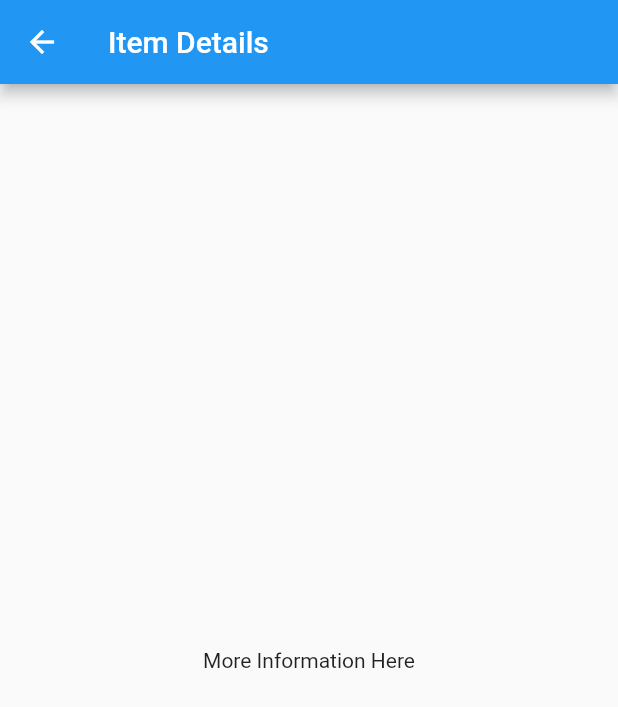
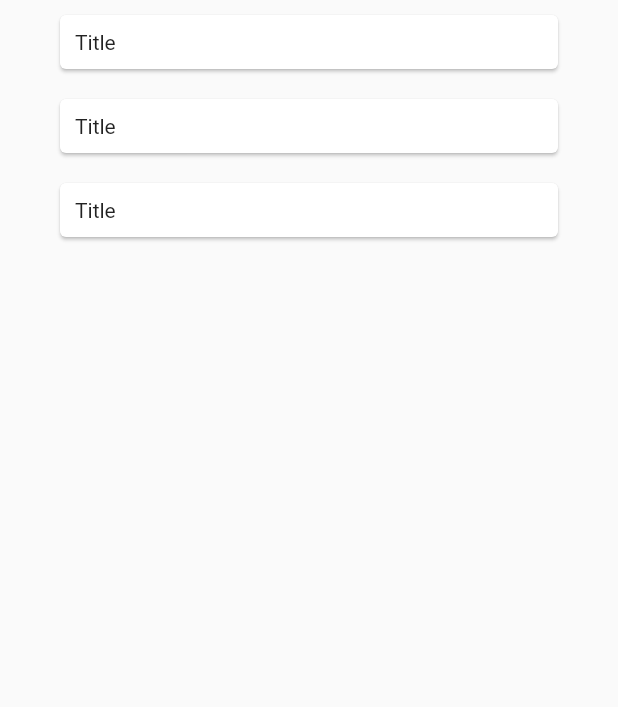
Before and after one commit to kerero/daily, a Flutter app: the TasksList widget shown alone on an empty page, opened directly, on a phone screen of 412 x 824 dp. Shown: the top 707 px of the screen. Run offline on Flutter 3.47's test engine with Material 2 defaults, Android fonts, the phone set to English and light mode, and no system bars; our stand-ins replace flutter_riverpod, go_router, isar, riverpod; missing offline and left inert: collapsible_sidebar; accounts and stored records are empty; generated files the repository leaves out were written again; statements that could not run were skipped; project files that could hold a hidden picture were left out.

Commit message:
Initial structure for tasks list view

```diff
--- a/lib/src/routes.dart
+++ b/lib/src/routes.dart
@@ -2,6 +2,7 @@ import 'package:daily/src/sample_feature/sample_item_details_view.dart';
 import 'package:daily/src/settings/settings_view.dart';
 import 'package:daily/src/utils.dart';
 import 'package:daily/src/views/app_shell_mobile.dart';
+import 'package:daily/src/views/tasks_list.dart';
 import './views/app_shell_desktop.dart';
 import 'package:flutter/material.dart';
 import 'package:go_router/go_router.dart';
@@ -9,7 +10,7 @@ import 'package:go_router/go_router.dart';
 final router = GoRouter(routes: <RouteBase>[
   ShellRoute(
     builder: (BuildContext context, GoRouterState state, Widget child) {
-      return !isDesktop()
+      return isDesktop()
           ? AppShellDesktop(child: child)
           : AppShellMobile(child: child);
     },
@@ -19,8 +20,7 @@ final router = GoRouter(routes: <RouteBase>[
         builder: (context, state) => Center(
           child: Column(
             children: const [
-              Text('Some Text'),
-              Text('Some Text2'),
+              TasksList(),
             ],
           ),
         ), //const SampleItemListView(),
--- a/lib/src/views/app_shell_desktop.dart
+++ b/lib/src/views/app_shell_desktop.dart
@@ -34,12 +34,12 @@ class AppShellDesktop extends StatelessWidget {
         children: [
           CollapsibleSidebar(
             showTitle: false,
-            backgroundColor: Colors.grey.shade700,
+            backgroundColor: Theme.of(context).cardColor,
             sidebarBoxShadow: const [],
             isCollapsed: MediaQuery.of(context).size.width <= 800,
             items: items,
             screenPadding: 10,
-            body: Container(),
+            body: const SizedBox.shrink(),
           ),
           Expanded(
             child: child,
--- a/lib/src/views/tasks_list.dart
+++ b/lib/src/views/tasks_list.dart
@@ -8,12 +8,17 @@ class TasksList extends StatelessWidget {
 
   @override
   Widget build(BuildContext context) {
-    return Scaffold(
-      appBar: AppBar(
-        title: const Text('Item Details'),
+    final itemTemplate = Card(
+      margin: const EdgeInsets.symmetric(horizontal: 40, vertical: 10),
+      child: Padding(
+        padding: const EdgeInsets.all(10.0),
+        child: Title(color: Colors.black, child: const Text("Title")),
       ),
-      body: const Center(
-        child: Text('More Information Here'),
+    );
+
+    return Expanded(
+      child: ListView(
+        children: [itemTemplate, itemTemplate, itemTemplate],
       ),
     );
   }
```
